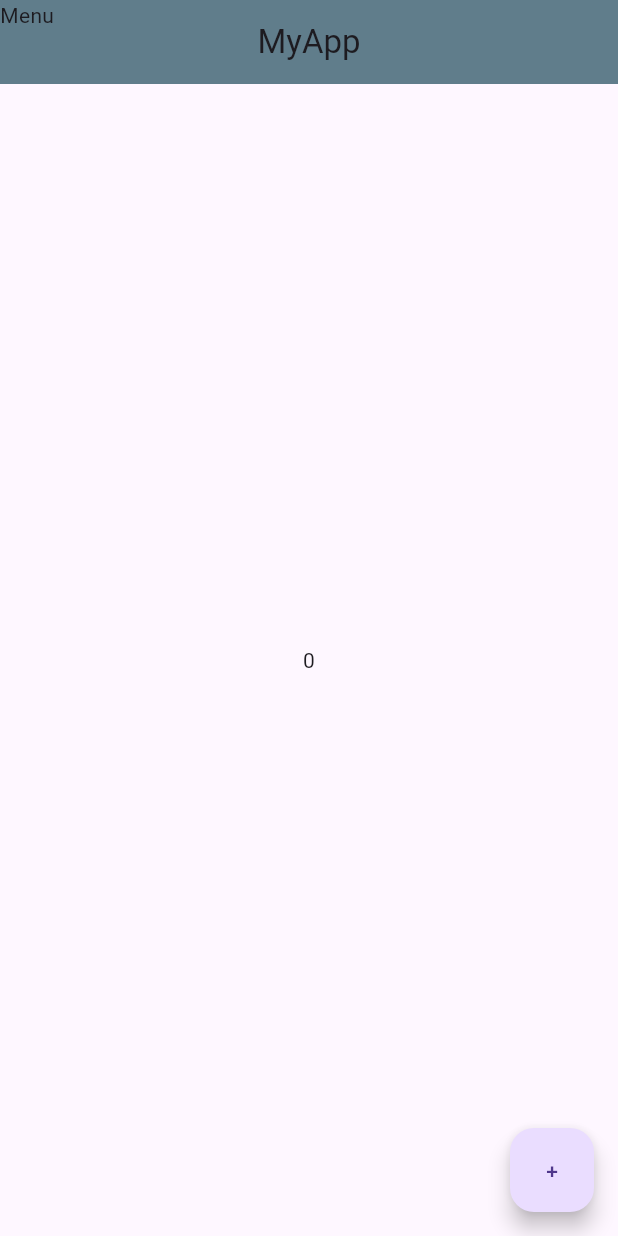
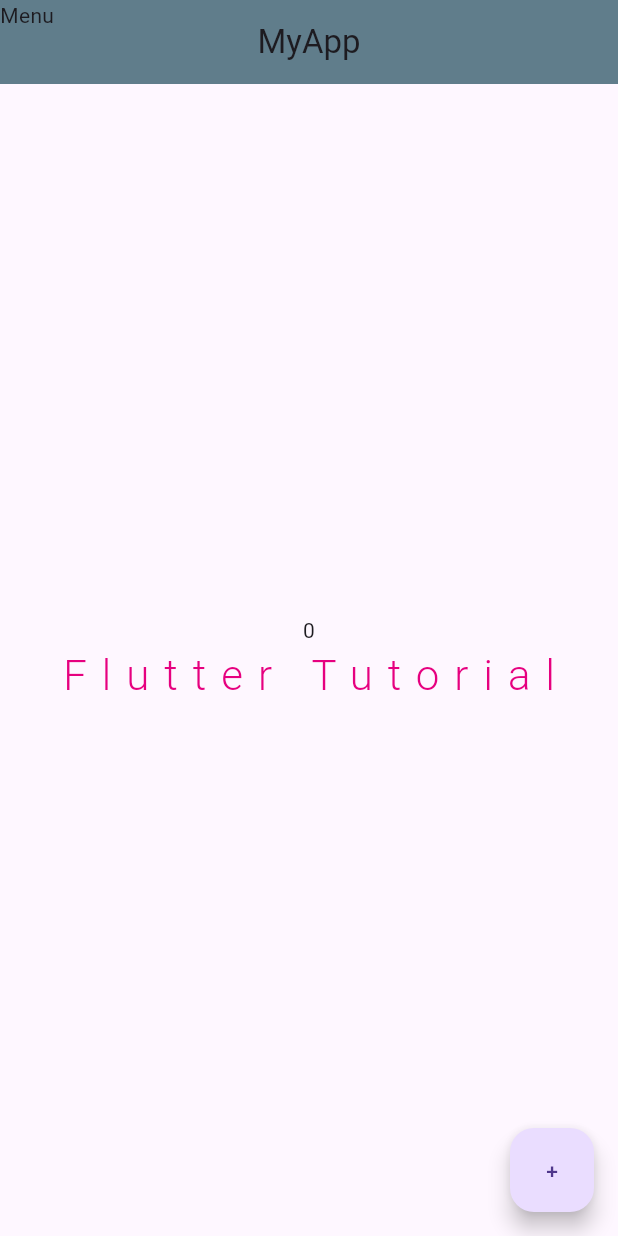
Before and after one commit to rasim-hesenov/flutter_tutorial, a Flutter app: the screen it shows after launch, on a phone screen of 412 x 824 dp. Run offline on Flutter 3.47's test engine with Material 3 defaults, Android fonts, the phone set to English and light mode, and no system bars; our stand-ins replace hexcolor.

Commit message:
added font style ( hexcolor )

```diff
--- /dev/null
+++ b/lib/constants/colors.dart
@@ -0,0 +1,2 @@
+const String dartBlue = "#00343a";
+const String pink = "##e6007f";
--- a/lib/main.dart
+++ b/lib/main.dart
@@ -1,4 +1,6 @@
 import 'package:flutter/material.dart';
+import 'package:flutter_tutorial/constants/colors.dart';
+import 'package:hexcolor/hexcolor.dart';
 
 void main() {
   runApp(const MyApp());
@@ -12,7 +14,6 @@ class MyApp extends StatefulWidget {
 }
 
 class _MyAppState extends State<MyApp> {
-
   int count = 0;
 
   @override
@@ -26,17 +27,29 @@ class _MyAppState extends State<MyApp> {
           leading: Text("Menu"),
         ),
         body: Center(
-            child: Text(count.toString()),
+          child: Column(
+            mainAxisAlignment: MainAxisAlignment.center,
+            children: [
+              Text(count.toString()),
+              Text("Flutter Tutorial",
+              style: TextStyle(
+                fontSize: 28,
+                fontWeight: FontWeight.w300,
+                letterSpacing: 10,
+                color: HexColor(pink),
+              )),
+            ],
+          ),
         ),
         floatingActionButton: FloatingActionButton(
-            onPressed:() {
+          onPressed: () {
             setState(() {
-                count +=1;
+              count += 1;
             });
           },
           child: Text("+"),
         ),
-      )
+      ),
     );
   }
 }
--- a/pubspec.yaml
+++ b/pubspec.yaml
@@ -34,6 +34,7 @@ dependencies:
   # The following adds the Cupertino Icons font to your application.
   # Use with the CupertinoIcons class for iOS style icons.
   cupertino_icons: ^1.0.8
+  hexcolor: ^3.0.1
 
 dev_dependencies:
   flutter_test:
```
Also changed, not shown: pubspec.lock. Lines whose indentation alone changed are shown as unchanged.
